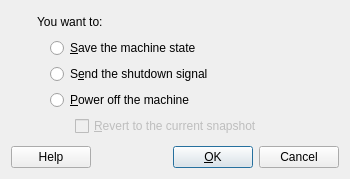
Qt form vbox/src/VBox/Frontends/VirtualBox4/ui/VBoxCloseVMDlg.ui (jljuxgm/vboxgit) before a commit.
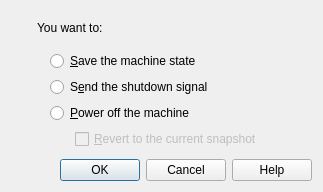
The same form after that commit. Icons and pictures are not drawn.

Commit message:
commit_7910 ------------------------------------------------------------------------ r7910 | vboxsync | 2008-04-11 20:06:13 +0800 (Fri, 11 Apr 2008) | 2 lines
FE/Qt4: Use QDialogButtonBox for native button ordering. Now the widget is a Sheet on Mac OS X.

------------------------------------------------------------------------

```diff
--- a/vbox/src/VBox/Frontends/VirtualBox4/ui/VBoxCloseVMDlg.ui
+++ b/vbox/src/VBox/Frontends/VirtualBox4/ui/VBoxCloseVMDlg.ui
@@ -5,8 +5,8 @@
    <rect>
     <x>0</x>
     <y>0</y>
-    <width>350</width>
-    <height>179</height>
+    <width>323</width>
+    <height>192</height>
    </rect>
   </property>
   <property name="windowTitle" >
@@ -210,75 +210,11 @@
     </layout>
    </item>
    <item>
-    <layout class="QHBoxLayout" >
-     <property name="spacing" >
-      <number>6</number>
+    <widget class="QDialogButtonBox" name="mButtonBox" >
+     <property name="standardButtons" >
+      <set>QDialogButtonBox::Cancel|QDialogButtonBox::Help|QDialogButtonBox::NoButton|QDialogButtonBox::Ok</set>
      </property>
-     <property name="leftMargin" >
-      <number>0</number>
-     </property>
-     <property name="topMargin" >
-      <number>0</number>
-     </property>
-     <property name="rightMargin" >
-      <number>0</number>
-     </property>
-     <property name="bottomMargin" >
-      <number>0</number>
-     </property>
-     <item>
-      <widget class="QPushButton" name="mButtonHelp" >
-       <property name="text" >
-        <string>Help</string>
-       </property>
-       <property name="shortcut" >
-        <string>F1</string>
-       </property>
-       <property name="autoDefault" >
-        <bool>true</bool>
-       </property>
-      </widget>
-     </item>
-     <item>
-      <spacer>
-       <property name="orientation" >
-        <enum>Qt::Horizontal</enum>
-       </property>
-       <property name="sizeType" >
-        <enum>QSizePolicy::Expanding</enum>
-       </property>
-       <property name="sizeHint" >
-        <size>
-         <width>20</width>
-         <height>20</height>
-        </size>
-       </property>
-      </spacer>
-     </item>
-     <item>
-      <widget class="QPushButton" name="mButtonOk" >
-       <property name="text" >
-        <string>&amp;OK</string>
-       </property>
-       <property name="autoDefault" >
-        <bool>true</bool>
-       </property>
-       <property name="default" >
-        <bool>true</bool>
-       </property>
-      </widget>
-     </item>
-     <item>
-      <widget class="QPushButton" name="mButtonCancel" >
-       <property name="text" >
-        <string>Cancel</string>
-       </property>
-       <property name="autoDefault" >
-        <bool>true</bool>
-       </property>
-      </widget>
-     </item>
-    </layout>
+    </widget>
    </item>
   </layout>
  </widget>
```
Left out of the diff: 82 changed lines with no effect on the pictures.
